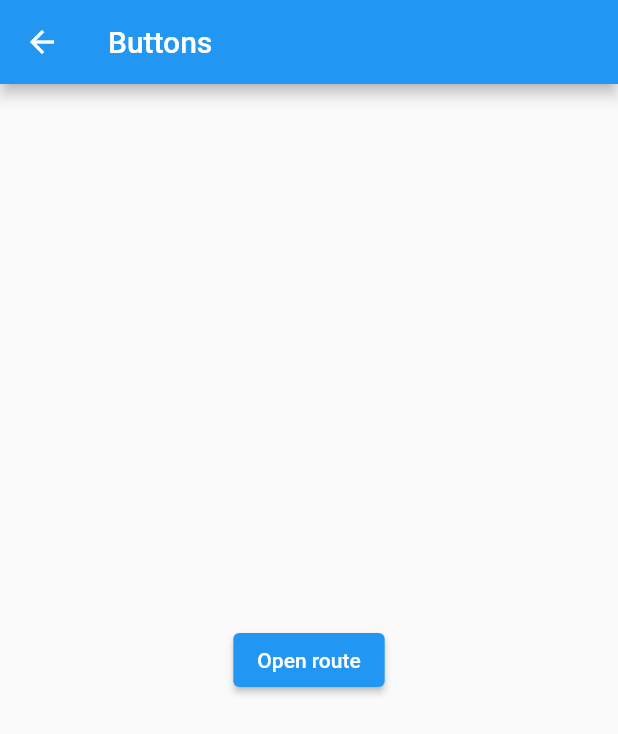
After one commit to overdoz/gaze_and_touch, a Flutter app: the ButtonsScreen screen opened directly, on a phone screen of 412 x 824 dp. The commit adds this screen. Shown: the top 734 px of the screen. Run offline on Flutter 3.47's test engine with Material 2 defaults, Android fonts, the phone set to English and light mode, and no system bars.

Commit message:
add mapping

```diff
--- /dev/null
+++ b/lib/screens/buttons.dart
@@ -0,0 +1,20 @@
+import 'package:flutter/material.dart';
+
+class ButtonsScreen extends StatelessWidget {
+  @override
+  Widget build(BuildContext context) {
+    return Scaffold(
+      appBar: AppBar(
+        title: Text('Buttons'),
+      ),
+      body: Center(
+        child: ElevatedButton(
+          child: Text('Open route'),
+          onPressed: () {
+            Navigator.pop(context);
+          },
+        ),
+      ),
+    );
+  }
+}
--- a/lib/screens/mapping.dart
+++ b/lib/screens/mapping.dart
@@ -72,6 +72,9 @@ class _MyHomePageState extends State<MyHomePage> {
     });
 
     return Scaffold(
+      appBar: AppBar(
+        title: Text('Mapping'),
+      ),
       body: Center(
         child: Stack(
           children: <Widget>[
```
Also changed, not shown: lib/main.dart (+9 -1 lines).
